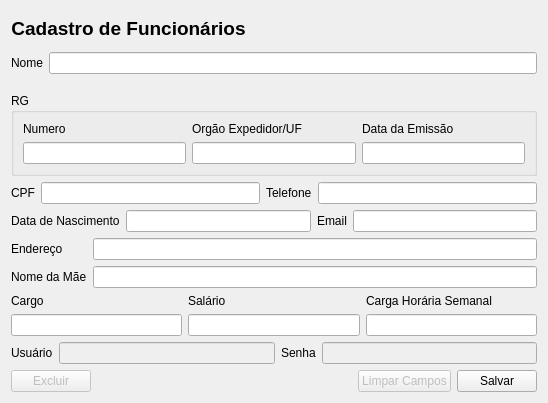
Qt form ui/ui_funcionario.ui (adaiasreis/Projeto) before a commit.
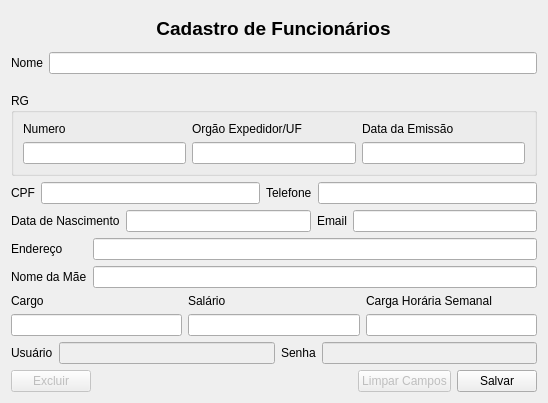
The same form after that commit.

What changed in the file:
```diff
--- a/ui/ui_funcionario.ui
+++ b/ui/ui_funcionario.ui
@@ -13,8 +13,12 @@
   <property name="windowTitle">
    <string>Cadastro de Funcionários</string>
   </property>
+  <layout class="QVBoxLayout" name="verticalLayout_3">
+   <item>
   <layout class="QVBoxLayout" name="verticalLayout_2">
    <item>
+      <layout class="QGridLayout" name="gridLayout_2">
+       <item row="0" column="0">
     <widget class="QLabel" name="label">
      <property name="sizePolicy">
       <sizepolicy hsizetype="Fixed" vsizetype="Preferred">
@@ -34,6 +38,8 @@
      </property>
     </widget>
    </item>
+      </layout>
+     </item>
    <item>
     <layout class="QFormLayout" name="formLayout">
      <item row="0" column="0">
@@ -280,6 +286,8 @@
     </layout>
    </item>
   </layout>
+   </item>
+  </layout>
  </widget>
  <tabstops>
   <tabstop>campNome</tabstop>
```
Left out of the diff: 119 changed lines with no effect on the pictures. Lines whose indentation alone changed are shown as unchanged.
